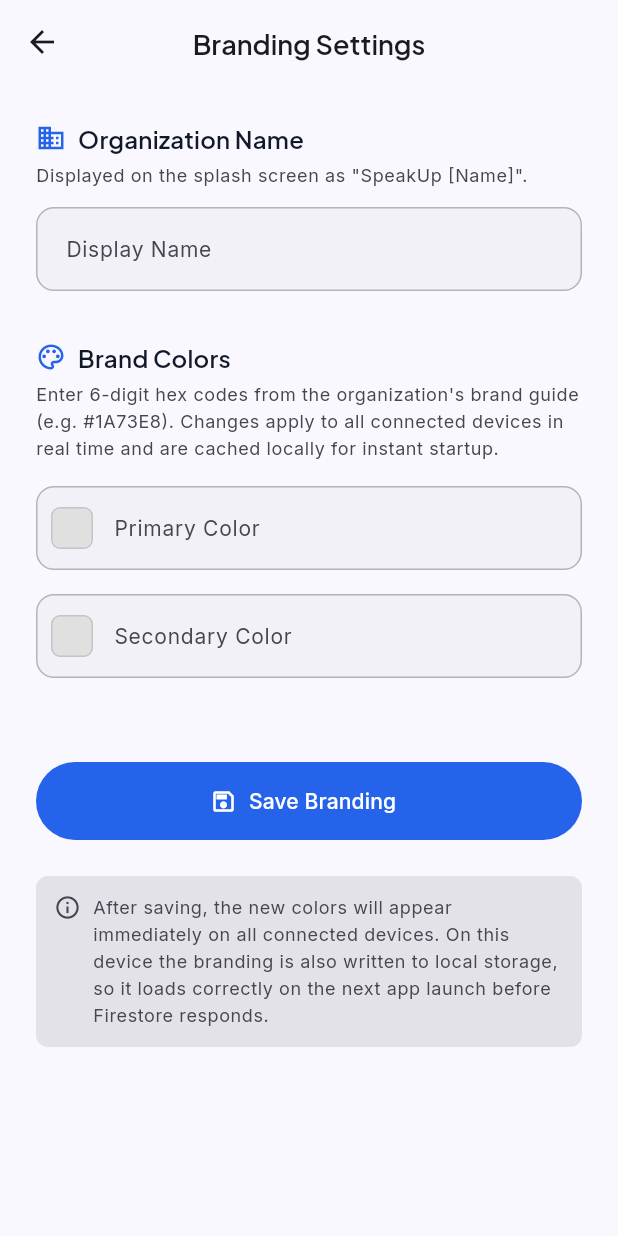
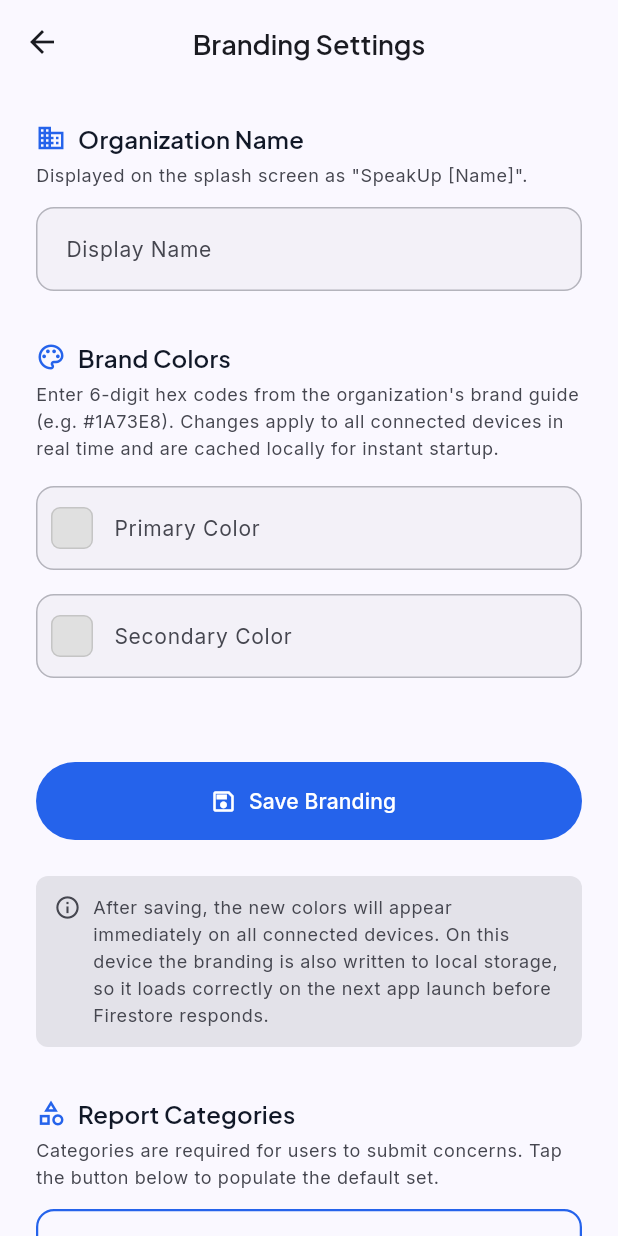
Before and after one commit to edbecnel/speakup-connect, a Flutter app: the AdminBrandingScreen screen opened by its route, on a phone screen of 412 x 824 dp. Run offline on Flutter 3.47's test engine with Material 3 defaults, Android fonts, the phone set to English and light mode, and no system bars; our stand-ins replace cloud_firestore, firebase_auth, firebase_core, firebase_storage, flutter_riverpod, go_router and 4 more; accounts and stored records are empty; generated files the repository leaves out were written again; project files that could hold a hidden picture were left out.

```diff
--- a/lib/features/admin/presentation/screens/admin_branding_screen.dart
+++ b/lib/features/admin/presentation/screens/admin_branding_screen.dart
@@ -3,6 +3,7 @@ import 'package:flutter_riverpod/flutter_riverpod.dart';
 import 'package:go_router/go_router.dart';
 import 'package:speakup_connect/features/admin/presentation/providers/admin_branding_provider.dart';
 import 'package:speakup_connect/features/organization/presentation/providers/organization_provider.dart';
+import 'package:speakup_connect/features/reports/presentation/providers/report_provider.dart';
 
 /// Admin screen for updating the organization's display name and brand colors.
 ///
@@ -158,6 +159,8 @@ class _AdminBrandingScreenState extends ConsumerState<AdminBrandingScreen> {
                     'also written to local storage, so it loads correctly on '
                     'the next app launch before Firestore responds.',
               ),
+              const SizedBox(height: 32),
+              _SetupCategoriesCard(),
             ],
           ),
         ),
@@ -415,3 +418,83 @@ class _InfoBox extends StatelessWidget {
     );
   }
 }
+
+// ── Setup: seed default categories ──────────────────────────────────────────
+
+class _SetupCategoriesCard extends ConsumerWidget {
+  @override
+  Widget build(BuildContext context, WidgetRef ref) {
+    final theme = Theme.of(context);
+    final categoriesAsync = ref.watch(reportCategoriesProvider);
+    final seedState = ref.watch(seedCategoriesProvider);
+
+    ref.listen(seedCategoriesProvider, (prev, next) {
+      if (!next.isLoading && prev?.isLoading == true) {
+        if (next.hasError) {
+          ScaffoldMessenger.of(context).showSnackBar(SnackBar(
+            content: Text('Seed failed: ${next.error}'),
+            backgroundColor: theme.colorScheme.error,
+          ));
+        } else {
+          // Refresh category list after seeding.
+          ref.invalidate(reportCategoriesProvider);
+          ScaffoldMessenger.of(context).showSnackBar(const SnackBar(
+            content: Text('Default categories added successfully'),
+            backgroundColor: Colors.green,
+          ));
+        }
+      }
+    });
+
+    return Column(
+      crossAxisAlignment: CrossAxisAlignment.start,
+      children: [
+        _SectionHeader(
+          icon: Icons.category_outlined,
+          title: 'Report Categories',
+          subtitle:
+              'Categories are required for users to submit concerns. '
+              'Tap the button below to populate the default set.',
+        ),
+        const SizedBox(height: 12),
+        categoriesAsync.when(
+          loading: () => const Center(child: CircularProgressIndicator()),
+          error: (_, __) => const SizedBox.shrink(),
+          data: (cats) {
+            if (cats.isNotEmpty) {
+              return Row(
+                children: [
+                  const Icon(Icons.check_circle, color: Colors.green, size: 20),
+                  const SizedBox(width: 8),
+                  Text(
+                    '${cats.length} categories configured',
+                    style: theme.textTheme.bodyMedium
+                        ?.copyWith(color: Colors.green.shade700),
+                  ),
+                ],
+              );
+            }
+            return SizedBox(
+              width: double.infinity,
+              child: OutlinedButton.icon(
+                onPressed: seedState.isLoading
+                    ? null
+                    : () => ref.read(seedCategoriesProvider.notifier).seed(),
+                icon: seedState.isLoading
+                    ? const SizedBox(
+                        width: 16,
+                        height: 16,
+                        child: CircularProgressIndicator(strokeWidth: 2),
+                      )
+                    : const Icon(Icons.add_circle_outline),
+                label: Text(
+                  seedState.isLoading ? 'Adding…' : 'Add Default Categories',
+                ),
+              ),
+            );
+          },
+        ),
+      ],
+    );
+  }
+}
--- a/lib/features/organization/domain/entities/user_profile_entity.dart
+++ b/lib/features/organization/domain/entities/user_profile_entity.dart
@@ -78,7 +78,7 @@ class UserProfileEntity {
   bool get isPending => approvalStatus == ApprovalStatus.pending;
   bool get isApproved => approvalStatus == ApprovalStatus.approved;
   bool get isRejected => approvalStatus == ApprovalStatus.rejected;
-  bool get isAdmin => role == 'admin' || role == 'super_admin';
+  bool get isAdmin => role == 'admin' || role == 'super_admin' || role == 'owner';
 
   /// Whether this user may edit the organisation's visual theme.
   ///
--- a/lib/features/reports/domain/repositories/report_repository.dart
+++ b/lib/features/reports/domain/repositories/report_repository.dart
@@ -45,6 +45,10 @@ abstract class ReportRepository {
   /// Returns all active categories for [organizationId].
   Future<List<ReportCategoryEntity>> getCategories(String organizationId);
 
+  /// Writes the built-in default categories to Firestore for [organizationId].
+  /// Safe to call multiple times — skips write if categories already exist.
+  Future<void> seedDefaultCategories(String organizationId);
+
   // --- Admin operations ---
 
   /// Returns a real-time stream of ALL reports for [organizationId] (admin only).
```
Also changed, not shown: lib/features/admin/presentation/providers/admin_branding_provider.dart (+21 -0 lines), lib/features/reports/data/repositories/report_repository_impl.dart (+28 -0 lines), lib/features/settings/presentation/screens/settings_screen.dart (+15 -0 lines), lib/features/admin/presentation/providers/admin_branding_provider.g.dart, lib/features/organization/presentation/providers/organization_provider.g.dart, 1 other file.
